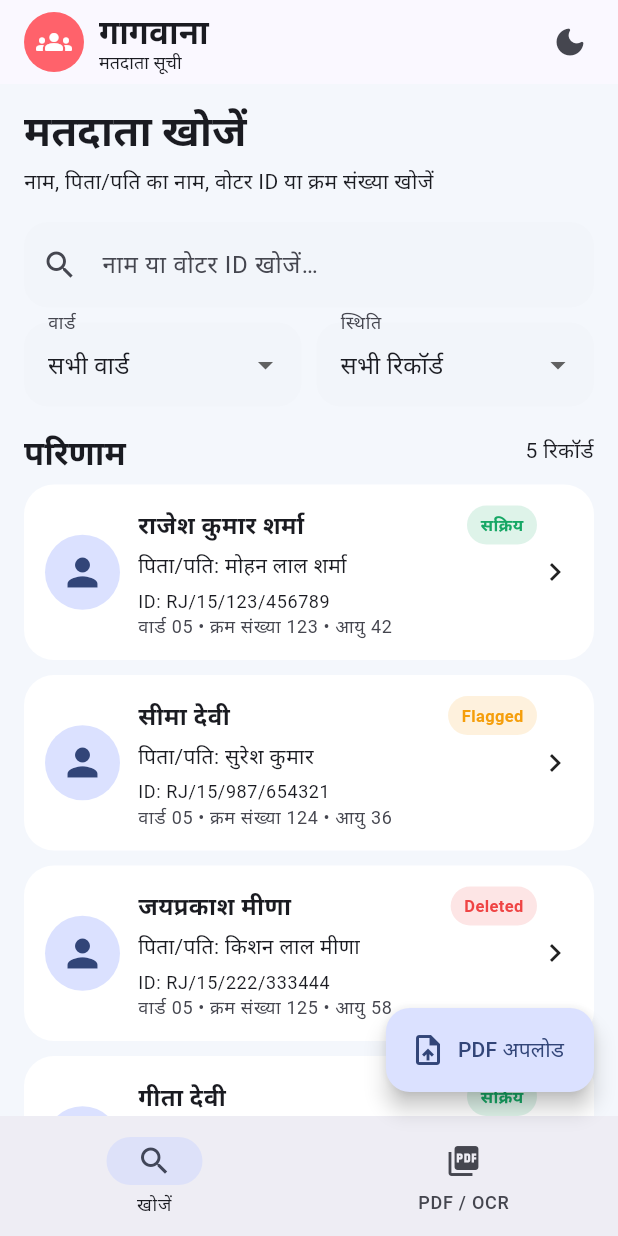
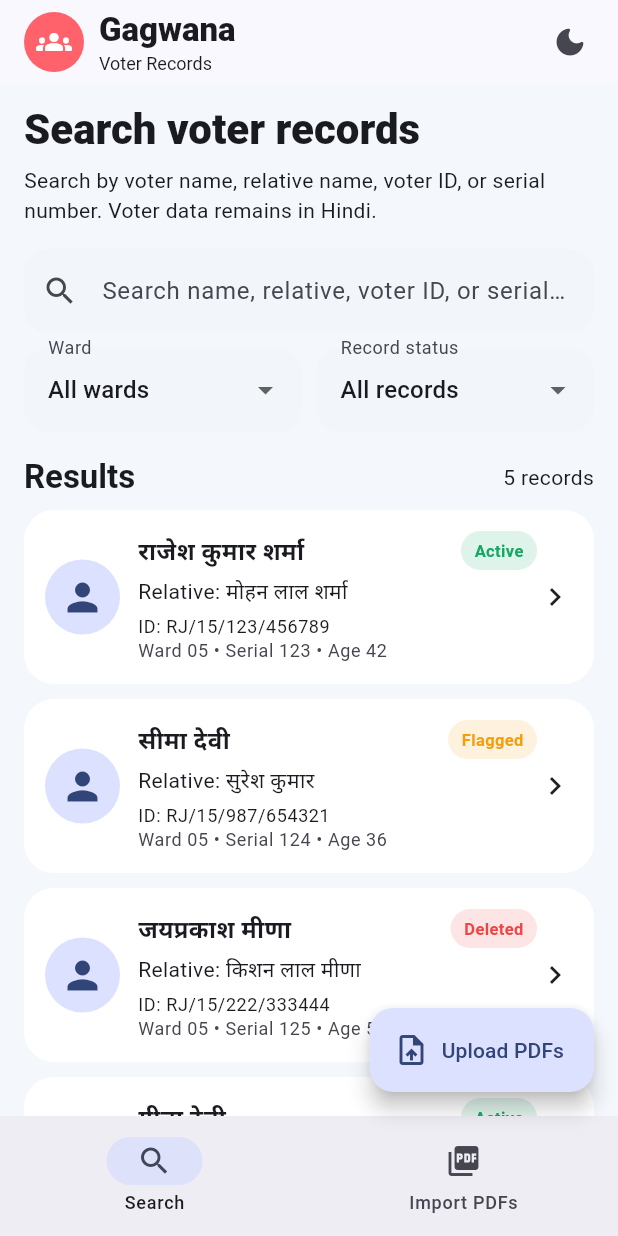
Before and after one commit to amzy/Gagwana-Voter-Records, a Flutter app: the screen it shows after launch, on a phone screen of 412 x 824 dp. Run offline on Flutter 3.47's test engine with Material 3 defaults, Android fonts, the phone set to English and light mode, and no system bars; our stand-ins replace file_picker.

Commit message:
Add multi-PDF selection and English app controls

```diff
--- a/lib/main.dart
+++ b/lib/main.dart
@@ -13,7 +13,7 @@ class _GagwanaAppState extends State<GagwanaApp> {
   ThemeMode mode = ThemeMode.system;
   @override
   Widget build(BuildContext context) => MaterialApp(
-    title: 'गागवाना • मतदाता सूची',
+    title: 'Gagwana Voter Records',
     debugShowCheckedModeBanner: false,
     themeMode: mode,
     theme: _theme(Brightness.light),
@@ -70,19 +70,19 @@ class HomePage extends StatefulWidget {
 class _HomePageState extends State<HomePage> {
   final search = TextEditingController();
   int tab = 0;
-  String ward = 'सभी वार्ड', status = 'सभी रिकॉर्ड';
-  String? pdfName;
+  String ward = 'All wards', status = 'All records';
+  final List<PlatformFile> selectedPdfs = [];
 
   List<Voter> get filtered => records.where((v) {
     final q = search.text.trim().toLowerCase();
     final textMatch = q.isEmpty || v.id.toLowerCase().contains(q) ||
       v.name.toLowerCase().contains(q) || v.relative.toLowerCase().contains(q) ||
       '${v.serial}'.contains(q);
-    final wardMatch = ward == 'सभी वार्ड' || v.ward == ward;
-    final statusMatch = status == 'सभी रिकॉर्ड' ||
-      (status == 'केवल सक्रिय' && v.status == Status.active) ||
-      (status == 'केवल Flagged' && v.status == Status.flagged) ||
-      (status == 'केवल Deleted' && v.status == Status.deleted);
+    final wardMatch = ward == 'All wards' || v.ward == ward;
+    final statusMatch = status == 'All records' ||
+      (status == 'Active only' && v.status == Status.active) ||
+      (status == 'Flagged only' && v.status == Status.flagged) ||
+      (status == 'Deleted only' && v.status == Status.deleted);
     return textMatch && wardMatch && statusMatch;
   }).toList();
 
@@ -91,9 +91,21 @@ class _HomePageState extends State<HomePage> {
 
   Future<void> pickPdf() async {
     final result = await FilePicker.platform.pickFiles(
-      type: FileType.custom, allowedExtensions: ['pdf']);
+      type: FileType.custom,
+      allowedExtensions: ['pdf'],
+      allowMultiple: true,
+      withData: false,
+    );
     if (result == null || result.files.isEmpty) return;
-    setState(() { pdfName = result.files.single.name; tab = 1; });
+    setState(() {
+      final existingNames = selectedPdfs.map((file) => file.name).toSet();
+      selectedPdfs.addAll(result.files.where((file) => !existingNames.contains(file.name)));
+      tab = 1;
+    });
+  }
+
+  void removePdf(PlatformFile file) {
+    setState(() => selectedPdfs.removeWhere((item) => item.name == file.name));
   }
 
   @override
@@ -106,8 +118,8 @@ class _HomePageState extends State<HomePage> {
           CircleAvatar(backgroundColor: Color(0xFFFF626B), child: Icon(Icons.groups_rounded, color: Colors.white)),
           SizedBox(width: 10),
           Column(crossAxisAlignment: CrossAxisAlignment.start, children: [
-            Text('गागवाना', style: TextStyle(fontWeight: FontWeight.w800)),
-            Text('मतदाता सूची', style: TextStyle(fontSize: 12)),
+            Text('Gagwana', style: TextStyle(fontWeight: FontWeight.w800)),
+            Text('Voter Records', style: TextStyle(fontSize: 12)),
           ]),
         ]),
         actions: [IconButton(
@@ -121,8 +133,8 @@ class _HomePageState extends State<HomePage> {
           selectedIndex: tab, onDestinationSelected: (v) => setState(() => tab = v),
           labelType: NavigationRailLabelType.all,
           destinations: const [
-            NavigationRailDestination(icon: Icon(Icons.search), label: Text('खोजें')),
-            NavigationRailDestination(icon: Icon(Icons.picture_as_pdf), label: Text('PDF / OCR')),
+            NavigationRailDestination(icon: Icon(Icons.search), label: Text('Search')),
+            NavigationRailDestination(icon: Icon(Icons.picture_as_pdf), label: Text('Import PDFs')),
           ]),
         Expanded(child: Center(child: ConstrainedBox(
           constraints: const BoxConstraints(maxWidth: 1100),
@@ -131,39 +143,39 @@ class _HomePageState extends State<HomePage> {
       bottomNavigationBar: wide ? null : NavigationBar(
         selectedIndex: tab, onDestinationSelected: (v) => setState(() => tab = v),
         destinations: const [
-          NavigationDestination(icon: Icon(Icons.search), label: 'खोजें'),
-          NavigationDestination(icon: Icon(Icons.picture_as_pdf), label: 'PDF / OCR'),
+          NavigationDestination(icon: Icon(Icons.search), label: 'Search'),
+          NavigationDestination(icon: Icon(Icons.picture_as_pdf), label: 'Import PDFs'),
         ]),
       floatingActionButton: tab == 0 ? FloatingActionButton.extended(
-        onPressed: pickPdf, icon: const Icon(Icons.upload_file), label: const Text('PDF अपलोड')) : null,
+        onPressed: pickPdf, icon: const Icon(Icons.upload_file), label: const Text('Upload PDFs')) : null,
     );
   }
 
   Widget searchScreen() => ListView(padding: const EdgeInsets.fromLTRB(16,12,16,90), children: [
-    Text('मतदाता खोजें', style: Theme.of(context).textTheme.headlineMedium?.copyWith(fontWeight: FontWeight.w800)),
+    Text('Search voter records', style: Theme.of(context).textTheme.headlineMedium?.copyWith(fontWeight: FontWeight.w800)),
     const SizedBox(height: 6),
-    const Text('नाम, पिता/पति का नाम, वोटर ID या क्रम संख्या खोजें'),
+    const Text('Search by voter name, relative name, voter ID, or serial number. Voter data remains in Hindi.'),
     const SizedBox(height: 16),
     TextField(controller: search, onChanged: (_) => setState(() {}),
-      decoration: InputDecoration(hintText: 'नाम या वोटर ID खोजें…', prefixIcon: const Icon(Icons.search),
+      decoration: InputDecoration(hintText: 'Search name, relative, voter ID, or serial…', prefixIcon: const Icon(Icons.search),
         suffixIcon: search.text.isEmpty ? null : IconButton(onPressed: () { search.clear(); setState(() {}); }, icon: const Icon(Icons.close)))),
     const SizedBox(height: 10),
     Row(children: [
-      Expanded(child: DropdownButtonFormField<String>(initialValue: ward, decoration: const InputDecoration(labelText: 'वार्ड'),
-        items: ['सभी वार्ड', ...List.generate(13,(i)=>(i+1).toString().padLeft(2,'0'))]
-          .map((s)=>DropdownMenuItem(value:s,child:Text(s=='सभी वार्ड'?s:'वार्ड $s'))).toList(),
-        onChanged:(v)=>setState(()=>ward=v??'सभी वार्ड'))),
+      Expanded(child: DropdownButtonFormField<String>(initialValue: ward, decoration: const InputDecoration(labelText: 'Ward'),
+        items: ['All wards', ...List.generate(13,(i)=>(i+1).toString().padLeft(2,'0'))]
+          .map((s)=>DropdownMenuItem(value:s,child:Text(s=='All wards'?s:'Ward $s'))).toList(),
+        onChanged:(v)=>setState(()=>ward=v??'All wards'))),
       const SizedBox(width: 10),
-      Expanded(child: DropdownButtonFormField<String>(initialValue: status, decoration: const InputDecoration(labelText: 'स्थिति'),
-        items: ['सभी रिकॉर्ड','केवल सक्रिय','केवल Flagged','केवल Deleted']
+      Expanded(child: DropdownButtonFormField<String>(initialValue: status, decoration: const InputDecoration(labelText: 'Record status'),
+        items: ['All records','Active only','Flagged only','Deleted only']
           .map((s)=>DropdownMenuItem(value:s,child:Text(s))).toList(),
-        onChanged:(v)=>setState(()=>status=v??'सभी रिकॉर्ड'))),
+        onChanged:(v)=>setState(()=>status=v??'All records'))),
     ]),
     const SizedBox(height: 16),
-    Row(children: [Text('परिणाम', style: Theme.of(context).textTheme.titleLarge?.copyWith(fontWeight: FontWeight.bold)),
-      const Spacer(), Text('${filtered.length} रिकॉर्ड')]),
+    Row(children: [Text('Results', style: Theme.of(context).textTheme.titleLarge?.copyWith(fontWeight: FontWeight.bold)),
+      const Spacer(), Text('${filtered.length} records')]),
     const SizedBox(height: 8),
-    if (filtered.isEmpty) const Card(child: Padding(padding: EdgeInsets.all(24), child: Center(child: Text('कोई रिकॉर्ड नहीं मिला')))),
+    if (filtered.isEmpty) const Card(child: Padding(padding: EdgeInsets.all(24), child: Center(child: Text('No records found')))),
     ...filtered.map(recordCard),
   ]);
 
@@ -178,9 +190,9 @@ class _HomePageState extends State<HomePage> {
       Expanded(child: Column(crossAxisAlignment: CrossAxisAlignment.start, children: [
         Row(children: [Expanded(child: Text(v.name, style: const TextStyle(fontWeight: FontWeight.w800, fontSize:16))),
           badge(v.status)]),
-        const SizedBox(height: 4), Text('पिता/पति: ${v.relative}'),
+        const SizedBox(height: 4), Text('Relative: ${v.relative}'),
         const SizedBox(height: 5), Text('ID: ${v.id}', style: Theme.of(context).textTheme.bodySmall),
-        Text('वार्ड ${v.ward} • क्रम संख्या ${v.serial} • आयु ${v.age}',
+        Text('Ward ${v.ward} • Serial ${v.serial} • Age ${v.age}',
           style: Theme.of(context).textTheme.bodySmall?.copyWith(color: Theme.of(context).colorScheme.onSurfaceVariant)),
       ])),
       const Icon(Icons.chevron_right),
@@ -189,7 +201,7 @@ class _HomePageState extends State<HomePage> {
 
   Widget badge(Status s) {
     final c = s == Status.active ? const Color(0xFF16A765) : s == Status.flagged ? const Color(0xFFF59E0B) : const Color(0xFFEF4444);
-    final label = s == Status.active ? 'सक्रिय' : s == Status.flagged ? 'Flagged' : 'Deleted';
+    final label = s == Status.active ? 'Active' : s == Status.flagged ? 'Flagged' : 'Deleted';
     return Container(padding: const EdgeInsets.symmetric(horizontal:9,vertical:5),
       decoration: BoxDecoration(color:c.withValues(alpha:.14),borderRadius:BorderRadius.circular(30)),
       child: Text(label, style: TextStyle(color:c,fontWeight:FontWeight.w700,fontSize:11)));
@@ -198,16 +210,16 @@ class _HomePageState extends State<HomePage> {
   Widget detailSheet(Voter v) => SafeArea(child: Padding(
     padding: EdgeInsets.fromLTRB(20,8,20,MediaQuery.viewInsetsOf(context).bottom+24),
     child: SingleChildScrollView(child: Column(crossAxisAlignment:CrossAxisAlignment.start,children: [
-      Text('मतदाता विवरण', style: Theme.of(context).textTheme.headlineSmall?.copyWith(fontWeight:FontWeight.bold)),
+      Text('Voter details', style: Theme.of(context).textTheme.headlineSmall?.copyWith(fontWeight:FontWeight.bold)),
       const SizedBox(height:16),
       const Center(child: CircleAvatar(radius:42, child: Icon(Icons.person,size:48))),
       const SizedBox(height:10),
       Center(child: Text(v.name, style: Theme.of(context).textTheme.titleLarge?.copyWith(fontWeight:FontWeight.bold))),
       const SizedBox(height:14),
-      detailRow('वोटर ID',v.id), detailRow('क्रम संख्या','${v.serial}'), detailRow('वार्ड',v.ward),
-      detailRow('नाम',v.name), detailRow('पिता/पति का नाम',v.relative), detailRow('आयु','${v.age}'),
-      detailRow('स्थिति',v.status == Status.active ? 'सक्रिय' : v.status == Status.flagged ? 'Flagged — सत्यापन आवश्यक' : 'Deleted — PDF mark'),
-      detailRow('स्रोत','${v.pdf}, पृष्ठ ${v.page}'),
+      detailRow('Voter ID',v.id), detailRow('Serial number','${v.serial}'), detailRow('Ward',v.ward),
+      detailRow('Name',v.name), detailRow('Relative name',v.relative), detailRow('Age','${v.age}'),
+      detailRow('Status',v.status == Status.active ? 'Active' : v.status == Status.flagged ? 'Flagged — review required' : 'Deleted — explicit PDF mark'),
+      detailRow('Source','${v.pdf}, page ${v.page}'),
     ])),
   ));
 
@@ -216,31 +228,42 @@ class _HomePageState extends State<HomePage> {
       Expanded(child: Text(value, style: const TextStyle(fontWeight:FontWeight.w600)))]));
 
   Widget importScreen() => ListView(padding: const EdgeInsets.all(16), children: [
-    Text('PDF अपलोड / रिकॉर्ड अपडेट', style: Theme.of(context).textTheme.headlineMedium?.copyWith(fontWeight:FontWeight.w800)),
+    Text('Import voter-list PDFs', style: Theme.of(context).textTheme.headlineMedium?.copyWith(fontWeight:FontWeight.w800)),
     const SizedBox(height:8),
-    const Text('PDF चुनें, OCR परिणामों की समीक्षा करें, और पुष्टि के बाद ही मास्टर सूची अपडेट करें।'),
+    const Text('Select multiple PDFs. Review OCR results, resolve duplicates, and confirm changes before updating the master records.'),
     const SizedBox(height:18),
     Card(child: InkWell(onTap:pickPdf, borderRadius:BorderRadius.circular(20), child: Padding(
       padding: const EdgeInsets.all(28), child: Column(children: [
         Icon(Icons.cloud_upload_rounded,size:52,color:Theme.of(context).colorScheme.primary),
         const SizedBox(height:12),
-        Text(pdfName ?? 'वोटर सूची PDF चुनें',style:Theme.of(context).textTheme.titleLarge?.copyWith(fontWeight:FontWeight.bold)),
-        const SizedBox(height:6), const Text('यहाँ टैप करके PDF चुनें'),
+        Text(selectedPdfs.isEmpty ? 'Select voter-list PDFs' : '${selectedPdfs.length} PDF file(s) selected',style:Theme.of(context).textTheme.titleLarge?.copyWith(fontWeight:FontWeight.bold)),
+        const SizedBox(height:6), const Text('Tap to select one or multiple PDF files'),
       ])))),
     const SizedBox(height:16),
     Card(child: Padding(padding:const EdgeInsets.all(16),child:Column(crossAxisAlignment:CrossAxisAlignment.start,children:[
-      Text('OCR सेटिंग',style:Theme.of(context).textTheme.titleMedium?.copyWith(fontWeight:FontWeight.bold)),
-      const ListTile(leading:Icon(Icons.translate),title:Text('हिंदी — Devanagari / Mangal Unicode')),
-      const SwitchListTile(value:true,onChanged:null,title:Text('PDF से वोटर फोटो निकालें')),
-      const SwitchListTile(value:true,onChanged:null,title:Text('स्पष्ट DELETED mark पहचानें')),
-      const SwitchListTile(value:true,onChanged:null,title:Text('अनिश्चित OCR को Flag करें')),
+      Text('Import settings',style:Theme.of(context).textTheme.titleMedium?.copyWith(fontWeight:FontWeight.bold)),
+      const ListTile(leading:Icon(Icons.translate),title:Text('OCR language: Hindi (Devanagari)')),
+      const SwitchListTile(value:true,onChanged:null,title:Text('Extract voter photos from PDFs')),
+      const SwitchListTile(value:true,onChanged:null,title:Text('Detect explicit DELETED marks only')),
+      const SwitchListTile(value:true,onChanged:null,title:Text('Flag uncertain OCR fields for review')),
     ]))),
     const SizedBox(height:14),
-    FilledButton.icon(onPressed:pdfName == null ? null : () => ScaffoldMessenger.of(context).showSnackBar(
-      const SnackBar(content:Text('PDF चुनी गई है। वास्तविक OCR और Google Sheets API जोड़ना बाकी है।'))),
-      icon:const Icon(Icons.document_scanner),label:const Text('OCR और समीक्षा शुरू करें')),
+    if (selectedPdfs.isNotEmpty) ...[
+      const SizedBox(height: 8),
+      ...selectedPdfs.map((file) => Card(child: ListTile(
+        leading: const Icon(Icons.picture_as_pdf_rounded),
+        title: Text(file.name, maxLines: 2, overflow: TextOverflow.ellipsis),
+        subtitle: Text(file.size > 0 ? '${(file.size / 1024 / 1024).toStringAsFixed(2)} MB' : 'PDF selected'),
+        trailing: IconButton(tooltip: 'Remove file', onPressed: () => removePdf(file), icon: const Icon(Icons.close)),
+      ))),
+    ],
+    const SizedBox(height: 14),
+    FilledButton.icon(
+      onPressed: selectedPdfs.isEmpty ? null : () => ScaffoldMessenger.of(context).showSnackBar(
+        const SnackBar(content: Text('PDFs selected. OCR, duplicate checks, image sync, and record updates need the import backend, which is not connected yet.'))),
+      icon: const Icon(Icons.document_scanner), label: const Text('Start OCR and review')),
     const SizedBox(height:10),
     const Card(child:Padding(padding:EdgeInsets.all(14),child:Text(
-      'यह starter UI PDF चुन सकता है, लेकिन OCR, फोटो extraction, Google Sheets sync और सुरक्षित import preview के लिए backend/API integration आवश्यक है.'))),
+      'Multiple PDF selection is available. OCR, duplicate detection across PDFs, record merging, photo extraction, and persistent sync still require backend integration. Existing photos must be preserved when a new PDF has no photo, and missing photos filled when available.'))),
   ]);
 }
```
